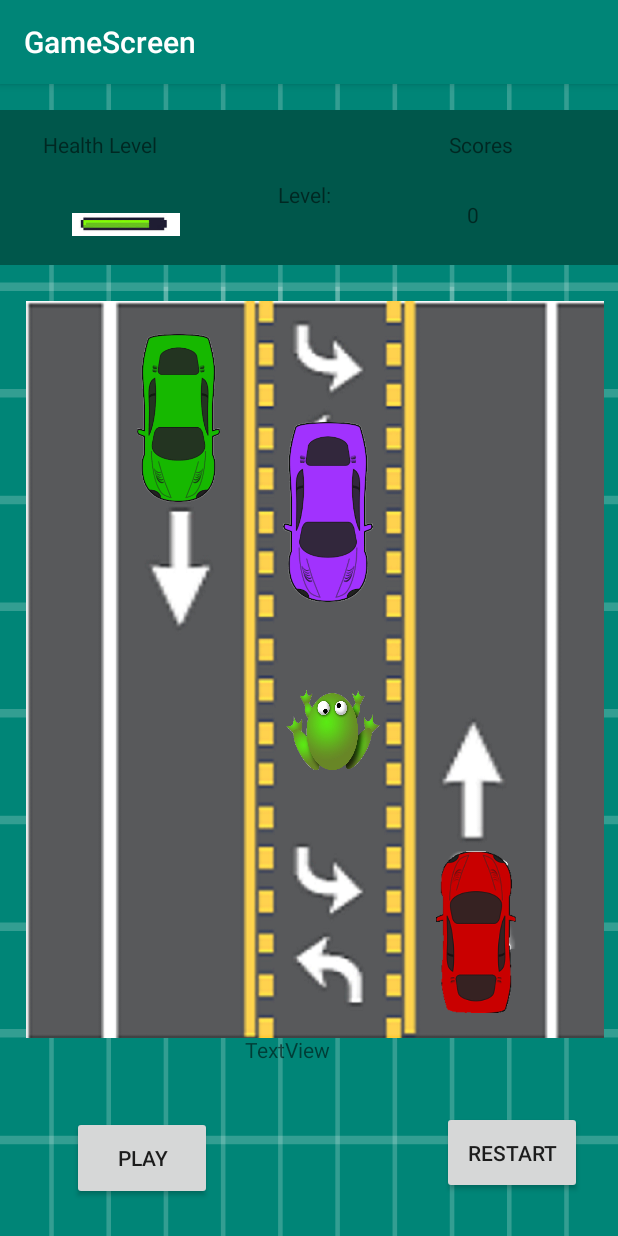
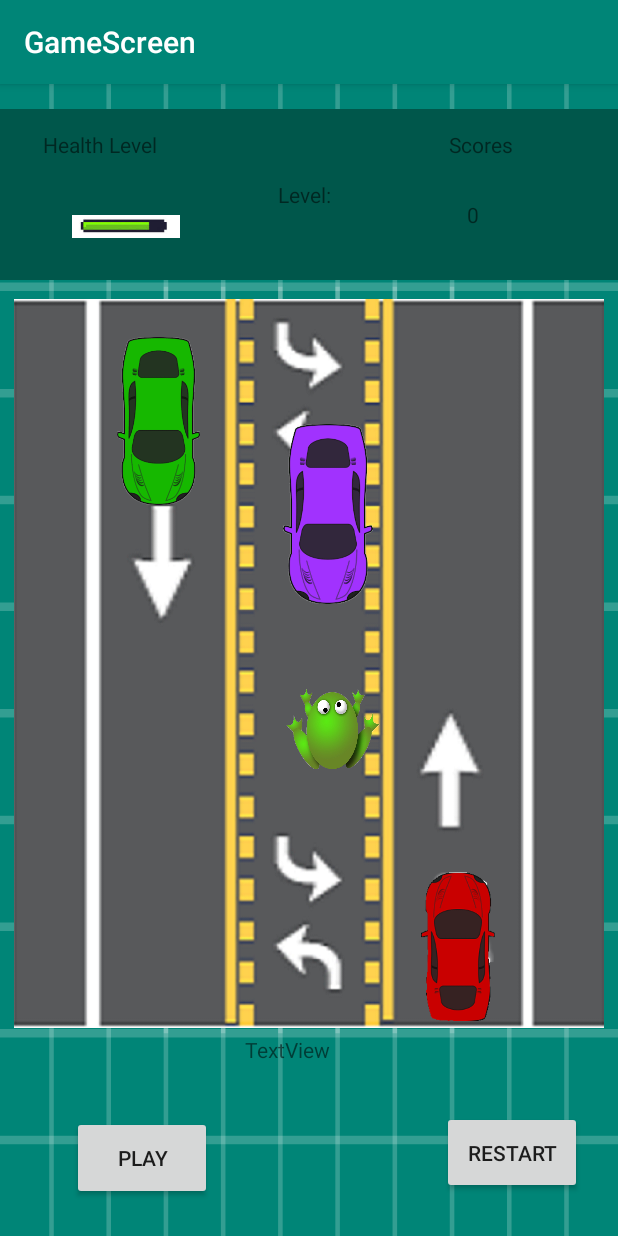
Before and after one commit to Nsabimana1/Frogar_Android_Game, an Android app: the screen it shows after launch (GameScreen), on a phone screen of 412 x 824 dp. Run offline under Robolectric (Android 15) with nearby library versions, the phone set to English and light mode, and no system bars.

Commit message:
ui enhanced

```diff
--- a/app/src/main/java/com/nsabimanainnocent1/frogar/gameObjects/Car.java
+++ b/app/src/main/java/com/nsabimanainnocent1/frogar/gameObjects/Car.java
@@ -78,12 +78,12 @@ public class Car implements Object {
 //        if (this.x <= width || this.x <= this.startingPositionX){
 //            this.x = startingPositionX;
 //        }
-        if (this.y > startingPositionY + 600){
+        if (this.y > startingPositionY + 800 && this.y > this.startingPositionY){
             this.y = startingPositionY;
         }
 
-        if(this.y < this.startingPositionY){
-            this.y = startingPositionY + 600;
+        if(this.y < this.startingPositionY && this.y < startingPositionY - 800 ){
+            this.y = startingPositionY;
         }
         carImage.setTranslationY(this.y);
     }
--- a/app/src/main/java/com/nsabimanainnocent1/frogar/movement/FrogMovement.java
+++ b/app/src/main/java/com/nsabimanainnocent1/frogar/movement/FrogMovement.java
@@ -28,7 +28,7 @@ public class FrogMovement{
             sensorManager.registerListener(new SensorEventListener() {
                 @Override
                 public void onSensorChanged(SensorEvent event) {
-                    frog.changePosition(event.values[0] * 20, event.values[1]*20);
+                    frog.changePosition(event.values[0] * 40, event.values[1]*40);
                 }
                 @Override
                 public void onAccuracyChanged(Sensor sensor, int accuracy) {
--- a/app/src/main/res/layout/content_game_screen.xml
+++ b/app/src/main/res/layout/content_game_screen.xml
@@ -50,7 +50,7 @@
     <FrameLayout
         android:id="@+id/frameLayout2"
         android:layout_width="731dp"
-        android:layout_height="103dp"
+        android:layout_height="114dp"
         android:layout_marginStart="8dp"
         android:layout_marginTop="8dp"
         android:layout_marginEnd="8dp"
@@ -68,7 +68,7 @@
     <android.support.constraint.ConstraintLayout
         android:id="@+id/frameLayout"
         android:layout_width="393dp"
-        android:layout_height="503dp"
+        android:layout_height="497dp"
         android:layout_marginStart="8dp"
         android:layout_marginTop="8dp"
         android:layout_marginEnd="8dp"
@@ -80,15 +80,14 @@
 
         <ImageView
             android:id="@+id/imageViewRoad"
-            android:layout_width="406dp"
-            android:layout_height="502dp"
+            android:layout_width="409dp"
+            android:layout_height="486dp"
             android:layout_marginStart="8dp"
             android:layout_marginTop="8dp"
             android:layout_marginEnd="8dp"
             android:layout_marginBottom="8dp"
             app:layout_constraintBottom_toBottomOf="parent"
             app:layout_constraintEnd_toEndOf="parent"
-            app:layout_constraintHorizontal_bias="0.0"
             app:layout_constraintStart_toStartOf="parent"
             app:layout_constraintTop_toTopOf="parent"
             app:layout_constraintVertical_bias="0.0"
@@ -129,17 +128,17 @@
         <ImageView
             android:id="@+id/car2"
             android:layout_width="60dp"
-            android:layout_height="108dp"
+            android:layout_height="99dp"
             android:layout_marginStart="8dp"
             android:layout_marginTop="8dp"
             android:layout_marginEnd="8dp"
             android:layout_marginBottom="8dp"
             app:layout_constraintBottom_toBottomOf="parent"
             app:layout_constraintEnd_toEndOf="parent"
-            app:layout_constraintHorizontal_bias="0.851"
+            app:layout_constraintHorizontal_bias="0.813"
             app:layout_constraintStart_toStartOf="parent"
             app:layout_constraintTop_toTopOf="parent"
-            app:layout_constraintVertical_bias="0.978"
+            app:layout_constraintVertical_bias="1.0"
             app:srcCompat="@drawable/car33" />
 
         <ImageView
@@ -204,11 +203,14 @@
         android:layout_width="72dp"
         android:layout_height="54dp"
         android:layout_marginStart="48dp"
+        android:layout_marginTop="8dp"
+        android:layout_marginEnd="8dp"
         app:layout_constraintBottom_toTopOf="@+id/frameLayout"
+        app:layout_constraintEnd_toEndOf="parent"
+        app:layout_constraintHorizontal_bias="0.0"
         app:layout_constraintStart_toStartOf="parent"
-        app:layout_constraintTop_toBottomOf="@+id/heathTitle"
-        app:layout_constraintVertical_bias="0.476"
-        tools:layout_editor_absoluteY="2dp" />
+        app:layout_constraintTop_toTopOf="parent"
+        app:layout_constraintVertical_bias="1.0" />
 
     <TextView
         android:id="@+id/gameLevel"
```
